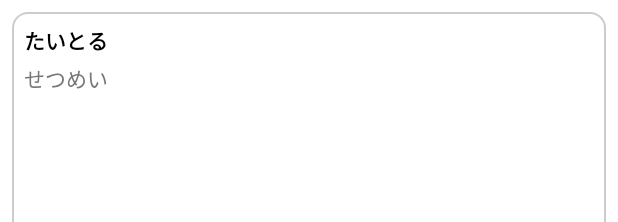
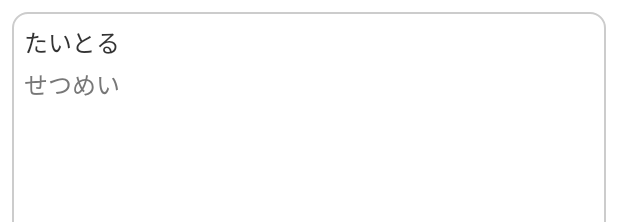
Before and after one commit to FNYukii/TaskNotebook, an Android app: the layout one_frame.xml on its own in the app's theme, with its tools: preview values and no code run, on a phone screen of 412 x 824 dp. Shown: the top 222 px of the screen. Run offline under Robolectric (Android 15) with nearby library versions, the phone set to English and light mode, and no system bars.

Commit message:
文字サイズ調整

```diff
--- a/app/src/main/res/layout/one_frame.xml
+++ b/app/src/main/res/layout/one_frame.xml
@@ -21,8 +21,7 @@
             android:layout_width="wrap_content"
             android:layout_height="wrap_content"
             android:text="たいとる"
-            android:textStyle="bold"
-            android:textAppearance="@style/TextAppearance.AppCompat.Small"
+            android:textSize="16dp"
             android:textColor="@color/strong"
             android:paddingBottom="4dp"
             app:layout_constraintTop_toTopOf="parent"
@@ -33,8 +32,8 @@
             android:layout_width="wrap_content"
             android:layout_height="wrap_content"
             android:text="せつめい"
+            android:textSize="16dp"
             android:textColor="@color/weak"
-            android:textAppearance="@style/TextAppearance.AppCompat.Small"
             app:layout_constraintTop_toBottomOf="@id/frameTitleText"
             app:layout_constraintStart_toStartOf="parent" />
     </androidx.constraintlayout.widget.ConstraintLayout>
--- a/app/src/main/res/values-night/colors.xml
+++ b/app/src/main/res/values-night/colors.xml
@@ -2,7 +2,7 @@
 <resources>
 
     <!-- DARK THEME -->
-    <color name="strong">#FFFFFF</color>
+    <color name="strong">#EEEEEE</color>
     <color name="weak">#AAAAAA</color>
 
     <!-- part colors -->
--- a/app/src/main/res/values/colors.xml
+++ b/app/src/main/res/values/colors.xml
@@ -20,7 +20,7 @@
 
     <!-- LIGHT THEME -->
     <!-- text colors -->
-    <color name="strong">#000000</color>
+    <color name="strong">#333333</color>
     <color name="weak">#777777</color>
 
     <!-- part colors -->
```
